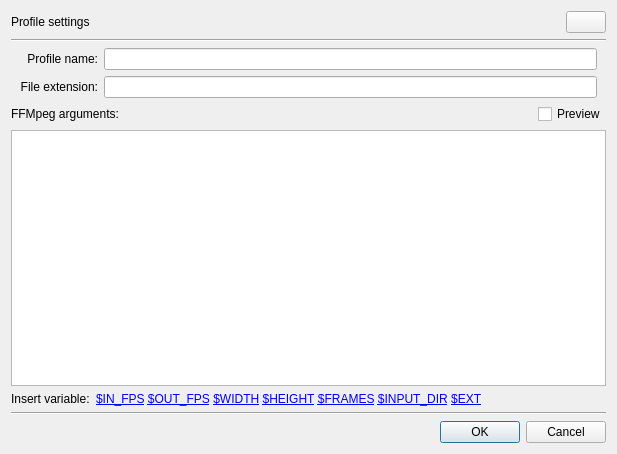
KDE/krita, file plugins/dockers/recorder/recorder_profile_settings.ui: the form before one commit.
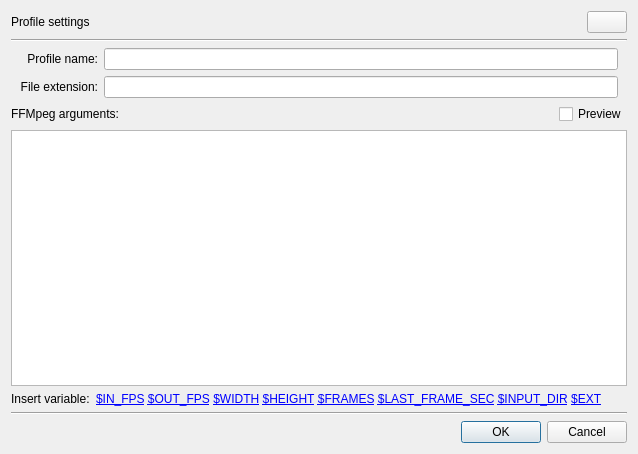
The form after the commit. Icons and pictures are not drawn.

Commit message:
Add LAST_FRAME_SEC as insert var in Recorder docker
In the recorder docker profile editor add the
LAST_FRAME_SEC as an insert variable for visibility

Patch:
```diff
--- a/plugins/dockers/recorder/recorder_profile_settings.ui
+++ b/plugins/dockers/recorder/recorder_profile_settings.ui
@@ -10,7 +10,7 @@
    <rect>
     <x>0</x>
     <y>0</y>
-    <width>617</width>
+    <width>638</width>
     <height>454</height>
    </rect>
   </property>
@@ -99,6 +99,7 @@
 &lt;a href=&quot;$WIDTH&quot;&gt;$WIDTH&lt;/a&gt;
 &lt;a href=&quot;$HEIGHT&quot;&gt;$HEIGHT&lt;/a&gt;
 &lt;a href=&quot;$FRAMES&quot;&gt;$FRAMES&lt;/a&gt;
+&lt;a href=&quot;$LAST_FRAME_SEC&quot;&gt;$LAST_FRAME_SEC&lt;/a&gt;
 &lt;a href=&quot;$INPUT_DIR&quot;&gt;$INPUT_DIR&lt;/a&gt;
 &lt;a href=&quot;$EXT&quot;&gt;$EXT&lt;/a&gt;
 </string>
```
Left out of the diff: 20 changed lines with no effect on the pictures.
